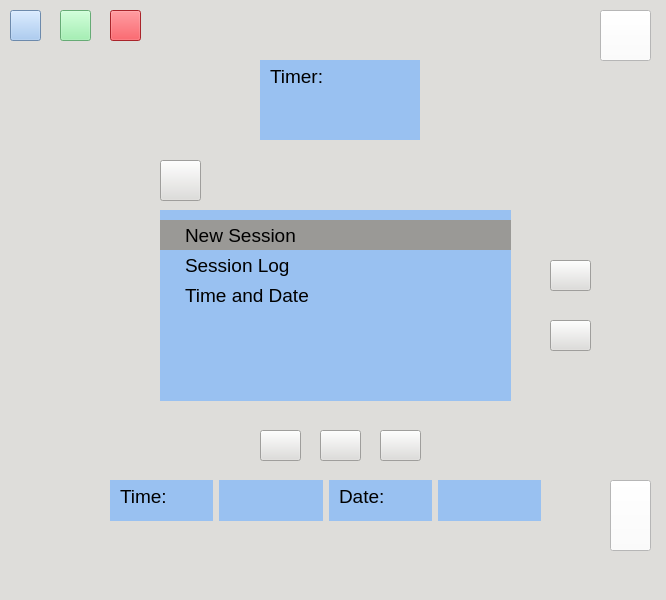
sahilgagvani/Neuro-Nirvana, file mainwindow.ui: the form before one commit.
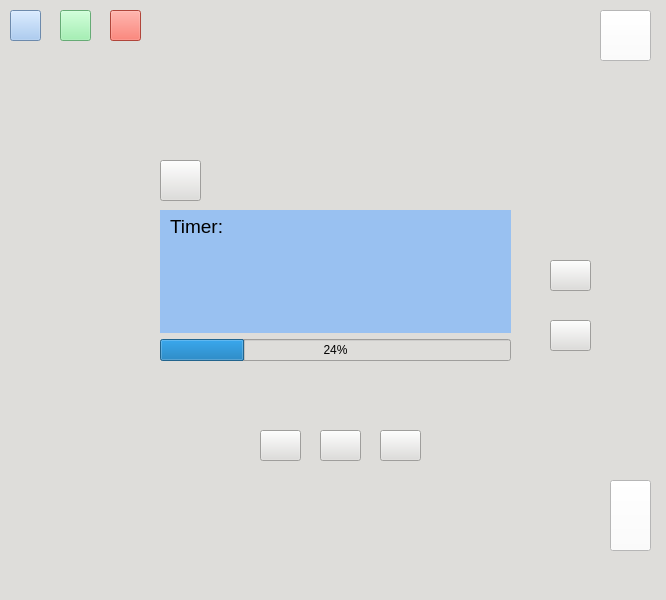
The form after the commit. Icons and pictures are not drawn.

Commit message: Improved screens so that main screen changes with selected options, added static progress bar to session screen

Diff of the .ui file:
```diff
--- a/mainwindow.ui
+++ b/mainwindow.ui
@@ -52,7 +52,7 @@
       <x>160</x>
       <y>210</y>
       <width>351</width>
-      <height>191</height>
+      <height>131</height>
      </rect>
     </property>
     <property name="font">
@@ -218,8 +218,7 @@
      </rect>
     </property>
     <property name="styleSheet">
-     <string notr="true">background-color: rgb(237, 51, 59);
-border-color: rgb(237, 51, 59);</string>
+     <string notr="true">background-color: rgb(246, 97, 81);</string>
     </property>
     <property name="text">
      <string/>
@@ -295,15 +294,21 @@
      </size>
     </property>
    </widget>
+   <widget class="QWidget" name="menuLayout" native="true">
+    <property name="geometry">
+     <rect>
+      <x>160</x>
+      <y>210</y>
+      <width>351</width>
+      <height>131</height>
+     </rect>
+    </property>
+    <property name="styleSheet">
+     <string notr="true">background-color: rgb(153, 193, 241);</string>
+    </property>
+    <layout class="QVBoxLayout" name="screenLayout">
+     <item>
    <widget class="QPushButton" name="menuOpt1">
-    <property name="geometry">
-     <rect>
-      <x>160</x>
-      <y>220</y>
-      <width>351</width>
-      <height>31</height>
-     </rect>
-    </property>
     <property name="font">
      <font>
       <pointsize>14</pointsize>
@@ -322,15 +327,9 @@
      <string notr="true">menuOptions</string>
     </attribute>
    </widget>
+     </item>
+     <item>
    <widget class="QPushButton" name="menuOpt2">
-    <property name="geometry">
-     <rect>
-      <x>160</x>
-      <y>250</y>
-      <width>351</width>
-      <height>31</height>
-     </rect>
-    </property>
     <property name="font">
      <font>
       <pointsize>14</pointsize>
@@ -349,15 +348,9 @@
      <string notr="true">menuOptions</string>
     </attribute>
    </widget>
+     </item>
+     <item>
    <widget class="QPushButton" name="menuOpt3">
-    <property name="geometry">
-     <rect>
-      <x>160</x>
-      <y>280</y>
-      <width>351</width>
-      <height>31</height>
-     </rect>
-    </property>
     <property name="font">
      <font>
       <pointsize>14</pointsize>
@@ -376,48 +369,20 @@
      <string notr="true">menuOptions</string>
     </attribute>
    </widget>
-   <widget class="QWidget" name="horizontalLayoutWidget">
-    <property name="geometry">
-     <rect>
-      <x>260</x>
-      <y>60</y>
-      <width>160</width>
-      <height>80</height>
-     </rect>
-    </property>
-    <layout class="QHBoxLayout" name="horizontalLayout">
-     <item>
-      <widget class="QLabel" name="timerLabel">
-       <property name="font">
-        <font>
-         <pointsize>14</pointsize>
-        </font>
-       </property>
-       <property name="styleSheet">
-        <string notr="true">background-color: rgb(153, 193, 241);
-padding: 0px 5px 5px 5px;</string>
-       </property>
-       <property name="text">
-        <string>Timer:</string>
-       </property>
-       <property name="alignment">
-        <set>Qt::AlignLeading|Qt::AlignLeft|Qt::AlignTop</set>
-       </property>
-      </widget>
      </item>
     </layout>
    </widget>
    <widget class="QWidget" name="horizontalLayoutWidget_2">
     <property name="geometry">
      <rect>
-      <x>110</x>
-      <y>480</y>
-      <width>431</width>
-      <height>41</height>
+      <x>160</x>
+      <y>210</y>
+      <width>351</width>
+      <height>131</height>
      </rect>
     </property>
-    <layout class="QHBoxLayout" name="timeAndDate">
-     <item>
+    <layout class="QGridLayout" name="gridLayout" columnminimumwidth="0,0">
+     <item row="0" column="0">
       <widget class="QLabel" name="timeLabel">
        <property name="font">
         <font>
@@ -436,26 +401,7 @@
        </property>
       </widget>
      </item>
-     <item>
-      <widget class="QLabel" name="currTime">
-       <property name="font">
-        <font>
-         <pointsize>14</pointsize>
-        </font>
-       </property>
-       <property name="styleSheet">
-        <string notr="true">background-color: rgb(153, 193, 241);
-padding: 0px 5px 5px 5px;</string>
-       </property>
-       <property name="text">
-        <string/>
-       </property>
-       <property name="alignment">
-        <set>Qt::AlignLeading|Qt::AlignLeft|Qt::AlignTop</set>
-       </property>
-      </widget>
-     </item>
-     <item>
+     <item row="3" column="0">
       <widget class="QLabel" name="dateLabel">
        <property name="font">
         <font>
@@ -474,7 +420,26 @@
        </property>
       </widget>
      </item>
-     <item>
+     <item row="0" column="1">
+      <widget class="QLabel" name="currTime">
+       <property name="font">
+        <font>
+         <pointsize>14</pointsize>
+        </font>
+       </property>
+       <property name="styleSheet">
+        <string notr="true">background-color: rgb(153, 193, 241);
+padding: 0px 5px 5px 5px;</string>
+       </property>
+       <property name="text">
+        <string/>
+       </property>
+       <property name="alignment">
+        <set>Qt::AlignLeading|Qt::AlignLeft|Qt::AlignTop</set>
+       </property>
+      </widget>
+     </item>
+     <item row="3" column="1">
       <widget class="QLabel" name="currDate">
        <property name="font">
         <font>
@@ -495,6 +460,59 @@
      </item>
     </layout>
    </widget>
+   <widget class="QWidget" name="sessionLayout" native="true">
+    <property name="geometry">
+     <rect>
+      <x>160</x>
+      <y>210</y>
+      <width>351</width>
+      <height>151</height>
+     </rect>
+    </property>
+    <layout class="QGridLayout" name="gridLayout_2">
+     <item row="1" column="0">
+      <widget class="QProgressBar" name="progressBar">
+       <property name="value">
+        <number>24</number>
+       </property>
+      </widget>
+     </item>
+     <item row="0" column="0">
+      <widget class="QLabel" name="timerLabel">
+       <property name="font">
+        <font>
+         <pointsize>14</pointsize>
+        </font>
+       </property>
+       <property name="styleSheet">
+        <string notr="true">background-color: rgb(153, 193, 241);
+padding: 0px 5px 5px 5px;</string>
+       </property>
+       <property name="text">
+        <string>Timer:</string>
+       </property>
+       <property name="alignment">
+        <set>Qt::AlignLeading|Qt::AlignLeft|Qt::AlignTop</set>
+       </property>
+      </widget>
+     </item>
+    </layout>
+   </widget>
+   <zorder>screen</zorder>
+   <zorder>menuButton</zorder>
+   <zorder>upArrowButton</zorder>
+   <zorder>downArrowButton</zorder>
+   <zorder>pauseButton</zorder>
+   <zorder>playButton</zorder>
+   <zorder>stopButton</zorder>
+   <zorder>blueLight</zorder>
+   <zorder>redLight</zorder>
+   <zorder>greenLight</zorder>
+   <zorder>powerButton</zorder>
+   <zorder>batteryIndicator</zorder>
+   <zorder>menuLayout</zorder>
+   <zorder>timeAndDateLayout</zorder>
+   <zorder>sessionLayout</zorder>
   </widget>
   <widget class="QMenuBar" name="menubar">
    <property name="geometry">
```
Left out of the diff: 2 changed lines with no effect on the pictures. Lines whose indentation alone changed are shown as unchanged. The commit also changes 2 other files.
